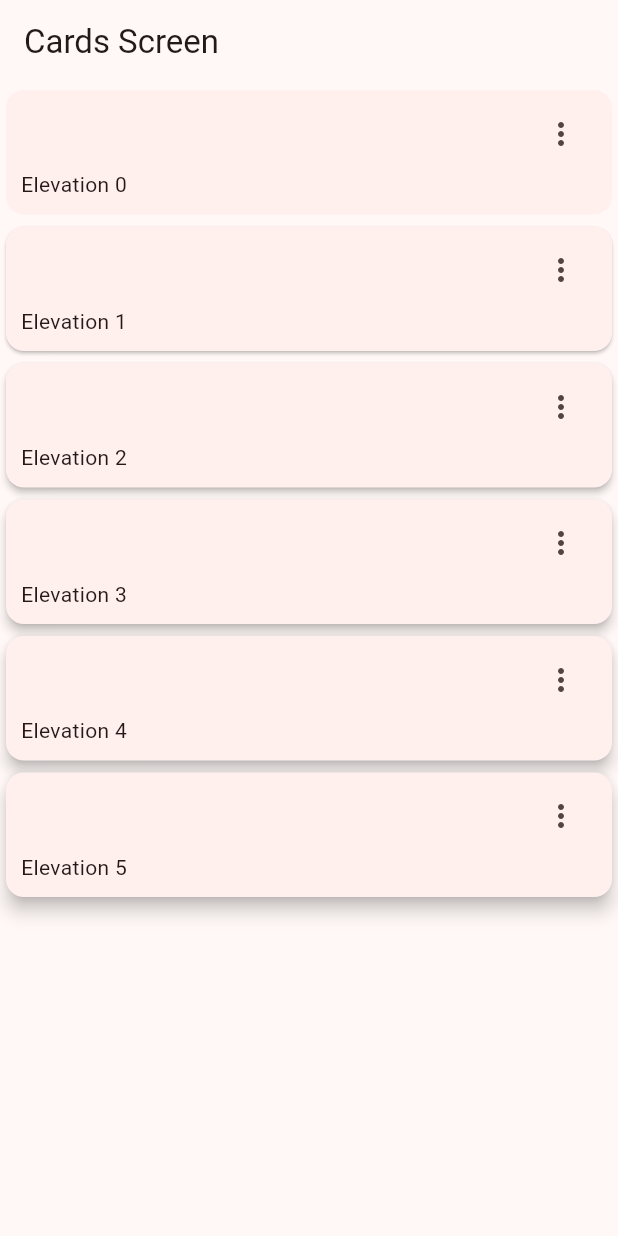
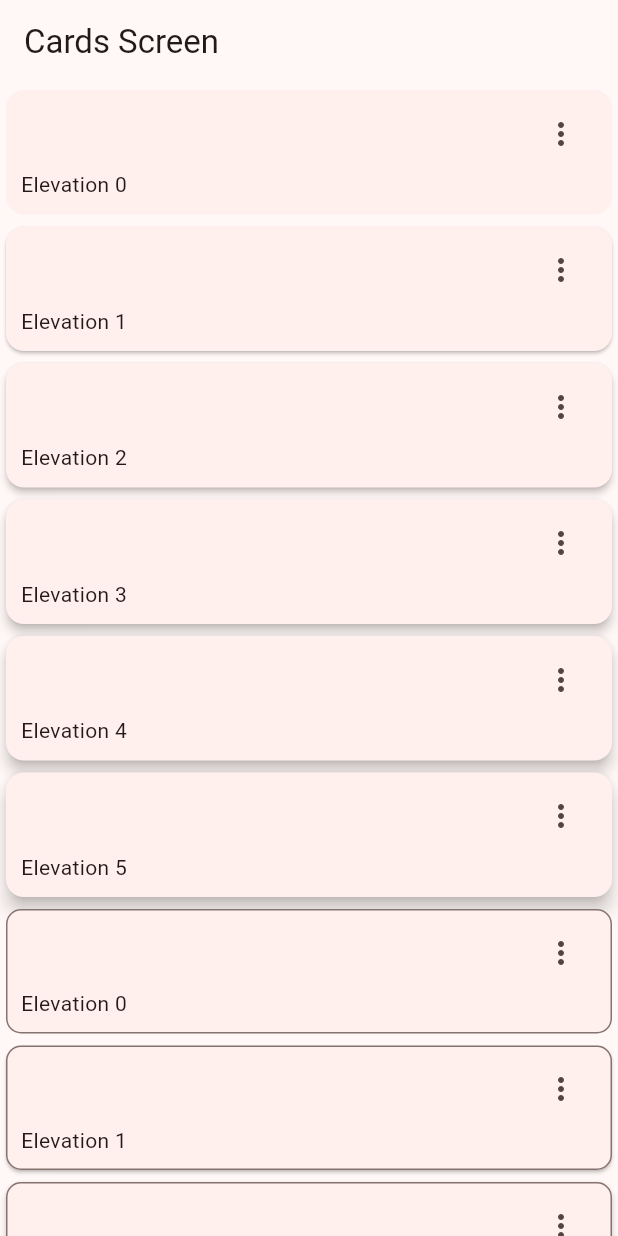
Before and after one commit to MisacAguilar08/flutter_widgets, a Flutter app: the CardsScreen screen opened by its route, on a phone screen of 412 x 824 dp. Run offline on Flutter 3.47's test engine with Material 3 defaults, Android fonts, the phone set to English and light mode, and no system bars; our stand-ins replace go_router.

Commit message:
cards RoundedRectangleBorder

```diff
--- a/lib/presentation/screens/cars/cards_screen.dart
+++ b/lib/presentation/screens/cars/cards_screen.dart
@@ -33,6 +33,8 @@ class _CardsView extends StatelessWidget {
       child: Column(children: [
         ...cards.map((card) =>
             _CardTpe1(label: card['label'], elevation: card['elevation'])),
+        ...cards.map((card) =>
+            _CardTpe2(label: card['label'], elevation: card['elevation'])),
       ]),
     );
   }
@@ -52,13 +54,43 @@ class _CardTpe1 extends StatelessWidget {
         child: Column(children: [
           Align(
               alignment: Alignment.topRight,
-              child: IconButton(onPressed: (){}, icon: Icon(Icons.more_vert_outlined))),
+              child: IconButton(
+                  onPressed: () {}, icon: Icon(Icons.more_vert_outlined))),
           Align(
-              alignment: Alignment.bottomLeft,
-              child: Text(label),
+            alignment: Alignment.bottomLeft,
+            child: Text(label),
           )
         ]),
       ),
     );
   }
 }
+
+class _CardTpe2 extends StatelessWidget {
+  final String label;
+  final double elevation;
+  const _CardTpe2({required this.label, required this.elevation});
+  @override
+  Widget build(BuildContext context) {
+    final colors = Theme.of(context).colorScheme;
+    return Card(
+      shape: RoundedRectangleBorder(
+          borderRadius: BorderRadius.circular(10),
+          side: BorderSide(color: colors.outline, width: 1)),
+      elevation: elevation,
+      child: Padding(
+        padding: const EdgeInsets.fromLTRB(10, 5, 10, 10),
+        child: Column(children: [
+          Align(
+              alignment: Alignment.topRight,
+              child: IconButton(
+                  onPressed: () {}, icon: Icon(Icons.more_vert_outlined))),
+          Align(
+            alignment: Alignment.bottomLeft,
+            child: Text(label),
+          )
+        ]),
+      ),
+    );
+  }
+}
```
